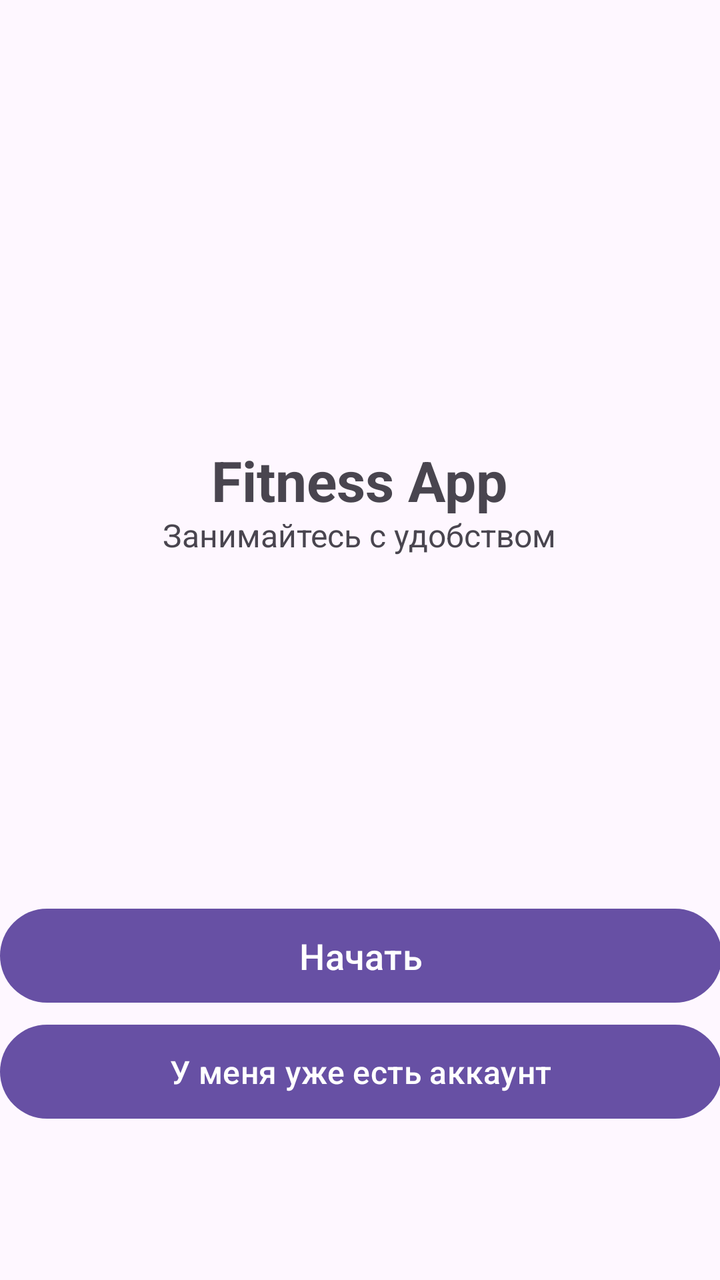
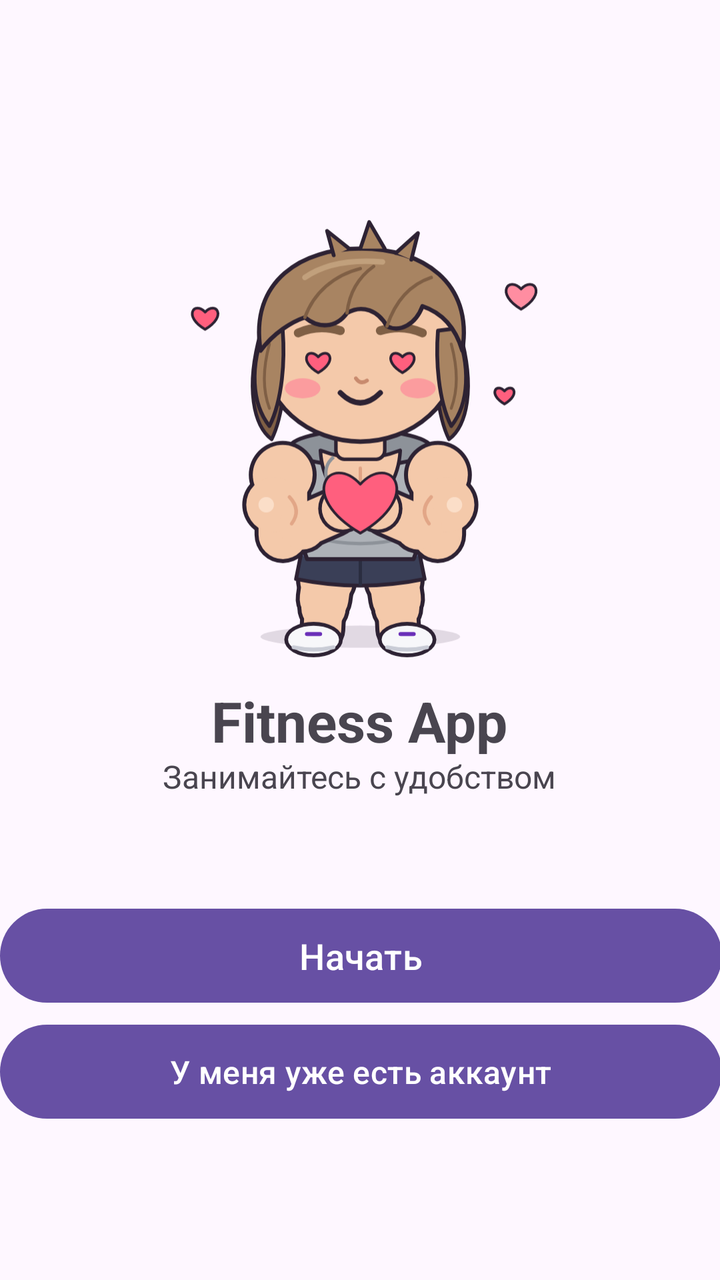

Two renders of the same Android screen: before a commit and after it. Below are the layout's source before the change and the commit's diff.
<!-- AndroidManifest.xml: application theme Theme.FitnessApp -->
<!-- res/layout/activity_main.xml -->
<?xml version="1.0" encoding="utf-8"?>
<androidx.constraintlayout.widget.ConstraintLayout xmlns:android="http://schemas.android.com/apk/res/android"
    xmlns:app="http://schemas.android.com/apk/res-auto"
    xmlns:tools="http://schemas.android.com/tools"
    android:id="@+id/main"
    android:layout_width="match_parent"
    android:layout_height="match_parent"
    tools:context=".MainActivity">

    <TextView
        android:id="@+id/textView"
        android:layout_width="wrap_content"
        android:layout_height="wrap_content"
        android:text="Fitness App"
        android:textSize="28sp"
        android:textStyle="bold"
        app:layout_constraintBottom_toBottomOf="parent"
        app:layout_constraintEnd_toEndOf="parent"
        app:layout_constraintHorizontal_bias="0.498"
        app:layout_constraintStart_toStartOf="parent"
        app:layout_constraintTop_toTopOf="parent"
        app:layout_constraintVertical_bias="0.367" />

    <TextView
        android:id="@+id/textView2"
        android:layout_width="wrap_content"
        android:layout_height="wrap_content"
        android:text="Занимайтесь с удобством"
        android:textSize="16sp"
        app:layout_constraintBottom_toBottomOf="parent"
        app:layout_constraintEnd_toEndOf="parent"
        app:layout_constraintHorizontal_bias="0.497"
        app:layout_constraintStart_toStartOf="parent"
        app:layout_constraintTop_toTopOf="parent"
        app:layout_constraintVertical_bias="0.415" />

    <Button
        android:id="@+id/btnStart"
        android:layout_width="361dp"
        android:layout_height="55dp"
        android:text="Начать"
        android:textSize="18sp"
        app:layout_constraintBottom_toBottomOf="parent"
        app:layout_constraintEnd_toEndOf="parent"
        app:layout_constraintStart_toStartOf="parent"
        app:layout_constraintTop_toTopOf="parent"
        app:layout_constraintVertical_bias="0.77" />

    <Button
        android:id="@+id/btnHaveAccount"
        android:layout_width="361dp"
        android:layout_height="55dp"
        android:text="У меня уже есть аккаунт"
        android:textSize="16sp"
        app:layout_constraintBottom_toBottomOf="parent"
        app:layout_constraintEnd_toEndOf="parent"
        app:layout_constraintStart_toStartOf="parent"
        app:layout_constraintTop_toTopOf="parent"
        app:layout_constraintVertical_bias="0.869" />

</androidx.constraintlayout.widget.ConstraintLayout>
<!-- resources referenced by this layout -->
<resources>
  <style name="Theme.FitnessApp" parent="Base.Theme.FitnessApp" />
  <style name="Base.Theme.FitnessApp" parent="Theme.Material3.DayNight.NoActionBar">
          
          
      </style>
</resources>

<!-- the commit's change to res/layout/activity_main.xml (unified diff, before → after) -->
@@ -5,7 +5,9 @@
     android:id="@+id/main"
     android:layout_width="match_parent"
     android:layout_height="match_parent"
-    tools:context=".MainActivity">
+    tools:context=".MainActivity"
+    tools:layout_editor_absoluteX="0dp"
+    tools:layout_editor_absoluteY="87dp">
 
     <TextView
         android:id="@+id/textView"
@@ -19,7 +21,7 @@
         app:layout_constraintHorizontal_bias="0.498"
         app:layout_constraintStart_toStartOf="parent"
         app:layout_constraintTop_toTopOf="parent"
-        app:layout_constraintVertical_bias="0.367" />
+        app:layout_constraintVertical_bias="0.567" />
 
     <TextView
         android:id="@+id/textView2"
@@ -32,7 +34,7 @@
         app:layout_constraintHorizontal_bias="0.497"
         app:layout_constraintStart_toStartOf="parent"
         app:layout_constraintTop_toTopOf="parent"
-        app:layout_constraintVertical_bias="0.415" />
+        app:layout_constraintVertical_bias="0.61" />
 
     <Button
         android:id="@+id/btnStart"
@@ -58,4 +60,15 @@
         app:layout_constraintTop_toTopOf="parent"
         app:layout_constraintVertical_bias="0.869" />
 
+    <ImageView
+        android:id="@+id/imageView"
+        android:layout_width="255dp"
+        android:layout_height="316dp"
+        app:layout_constraintBottom_toBottomOf="parent"
+        app:layout_constraintEnd_toEndOf="parent"
+        app:layout_constraintStart_toStartOf="parent"
+        app:layout_constraintTop_toTopOf="parent"
+        app:layout_constraintVertical_bias="0.185"
+        app:srcCompat="@drawable/_19_holding_heart" />
+
 </androidx.constraintlayout.widget.ConstraintLayout>
<!-- resource entries referenced after the edit -->
@@ -1,5 +1,6 @@
 <!-- resources referenced by this layout -->
 <resources>
+  <!-- drawable _19_holding_heart: vector/xml drawable (drawable, 17536 chars, omitted) -->
   <style name="Theme.FitnessApp" parent="Base.Theme.FitnessApp" />
   <style name="Base.Theme.FitnessApp" parent="Theme.Material3.DayNight.NoActionBar">
           
